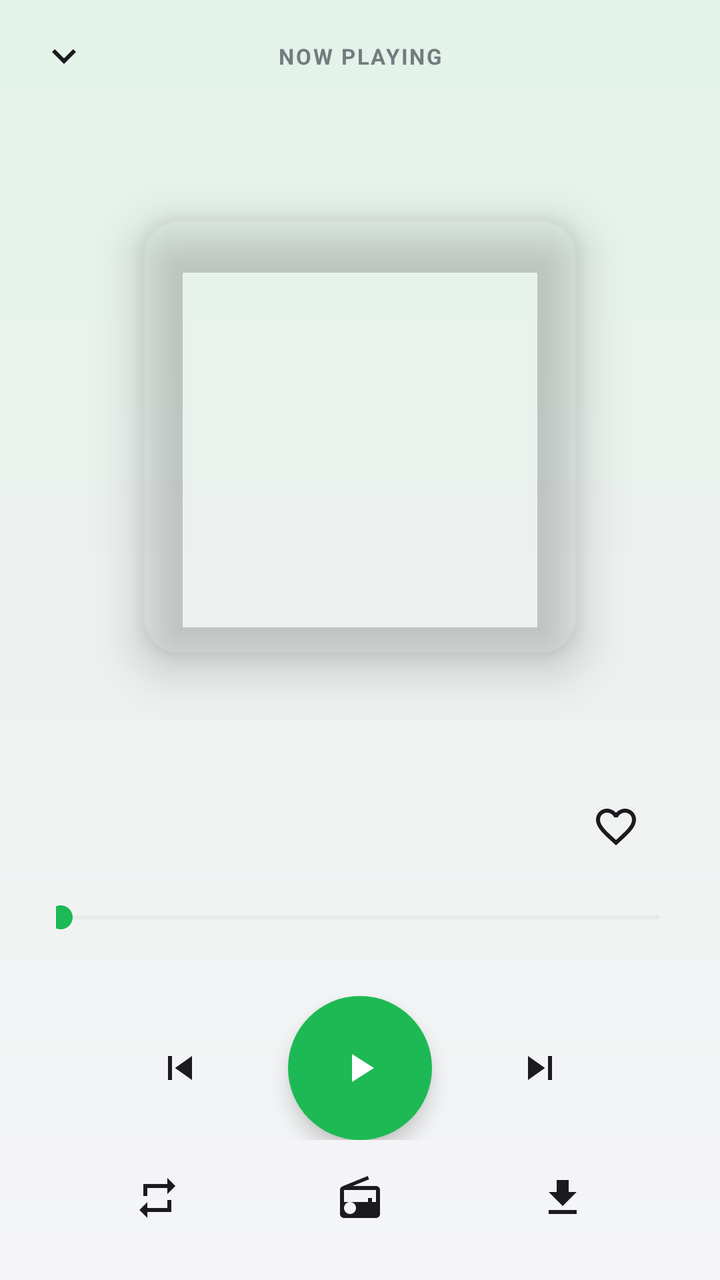
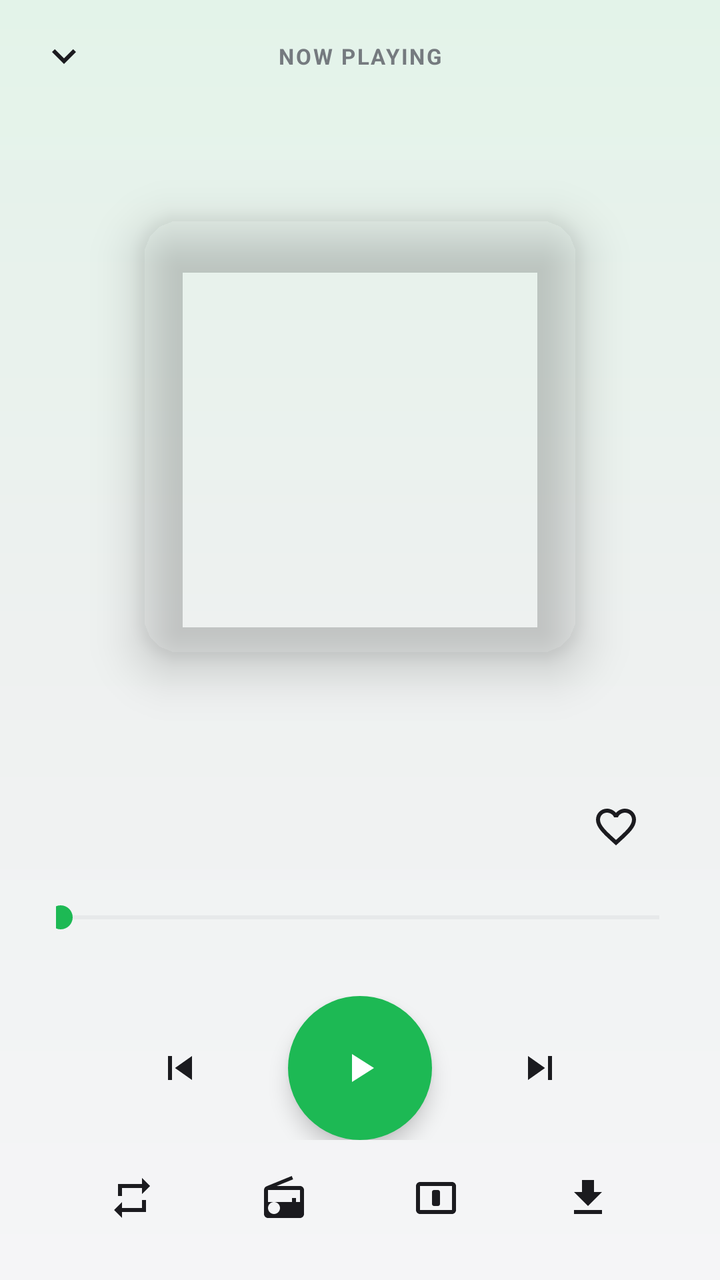

Before-and-after screenshots of an Android layout around one commit, followed by the original layout XML and the change that was made.
<!-- AndroidManifest.xml: application theme Theme.SparkTube -->
<!-- res/layout/activity_now_playing.xml -->
<?xml version="1.0" encoding="utf-8"?>
<androidx.constraintlayout.widget.ConstraintLayout xmlns:android="http://schemas.android.com/apk/res/android"
    xmlns:app="http://schemas.android.com/apk/res-auto"
    android:layout_width="match_parent"
    android:layout_height="match_parent"
    android:background="@drawable/bg_nowplaying_bg">

    
    <ImageButton
        android:id="@+id/backButton"
        android:layout_width="48dp"
        android:layout_height="48dp"
        android:layout_marginStart="8dp"
        android:layout_marginTop="4dp"
        android:background="?attr/selectableItemBackgroundBorderless"
        android:contentDescription="@string/cd_back"
        android:rotation="90"
        android:src="@drawable/ic_chevron_right"
        app:layout_constraintStart_toStartOf="parent"
        app:layout_constraintTop_toTopOf="parent"
        app:tint="@color/on_surface" />

    <TextView
        android:id="@+id/playingLabel"
        android:layout_width="0dp"
        android:layout_height="wrap_content"
        android:layout_marginStart="8dp"
        android:layout_marginEnd="8dp"
        android:alpha="0.85"
        android:gravity="center"
        android:letterSpacing="0.08"
        android:text="@string/now_playing"
        android:textAllCaps="true"
        android:textColor="@color/on_surface_variant"
        android:textSize="11sp"
        android:textStyle="bold"
        app:layout_constraintBottom_toBottomOf="@id/backButton"
        app:layout_constraintEnd_toStartOf="@id/queueButton"
        app:layout_constraintStart_toEndOf="@id/backButton"
        app:layout_constraintTop_toTopOf="@id/backButton" />

    <ImageButton
        android:id="@+id/queueButton"
        android:layout_width="48dp"
        android:layout_height="48dp"
        android:layout_marginTop="4dp"
        android:layout_marginEnd="8dp"
        android:background="?attr/selectableItemBackgroundBorderless"
        android:contentDescription="@string/cd_queue"
        android:src="@drawable/ic_queue_music"
        android:visibility="invisible"
        app:layout_constraintEnd_toEndOf="parent"
        app:layout_constraintTop_toTopOf="parent"
        app:tint="@color/on_surface" />

    
    <FrameLayout
        android:id="@+id/artContainer"
        android:layout_width="0dp"
        android:layout_height="0dp"
        android:layout_marginStart="28dp"
        android:layout_marginTop="6dp"
        android:layout_marginEnd="28dp"
        android:layout_marginBottom="8dp"
        app:layout_constraintBottom_toTopOf="@id/infoBlock"
        app:layout_constraintEnd_toEndOf="parent"
        app:layout_constraintStart_toStartOf="parent"
        app:layout_constraintTop_toBottomOf="@id/backButton">

        <com.google.android.material.imageview.ShapeableImageView
            android:id="@+id/art"
            android:layout_width="220dp"
            android:layout_height="220dp"
            android:layout_gravity="center"
            android:elevation="14dp"
            android:scaleType="centerCrop"
            app:shapeAppearanceOverlay="@style/RoundedArt" />
    </FrameLayout>

    <LinearLayout
        android:id="@+id/infoBlock"
        android:layout_width="0dp"
        android:layout_height="wrap_content"
        android:orientation="vertical"
        android:paddingStart="28dp"
        android:paddingEnd="28dp"
        android:paddingBottom="18dp"
        app:layout_constraintBottom_toBottomOf="parent"
        app:layout_constraintEnd_toEndOf="parent"
        app:layout_constraintStart_toStartOf="parent">

        
        <LinearLayout
            android:layout_width="match_parent"
            android:layout_height="wrap_content"
            android:gravity="center_vertical"
            android:orientation="horizontal">

            <LinearLayout
                android:layout_width="0dp"
                android:layout_height="wrap_content"
                android:layout_weight="1"
                android:orientation="vertical">

                <TextView
                    android:id="@+id/title"
                    android:layout_width="match_parent"
                    android:layout_height="wrap_content"
                    android:ellipsize="end"
                    android:maxLines="2"
                    android:textColor="@color/on_surface"
                    android:textSize="22sp"
                    android:textStyle="bold" />

                <TextView
                    android:id="@+id/subtitle"
                    android:layout_width="match_parent"
                    android:layout_height="wrap_content"
                    android:layout_marginTop="3dp"
                    android:clickable="true"
                    android:ellipsize="end"
                    android:focusable="true"
                    android:maxLines="1"
                    android:textColor="@color/on_surface_variant"
                    android:textSize="15sp" />
            </LinearLayout>

            <ImageButton
                android:id="@+id/favoriteButton"
                android:layout_width="48dp"
                android:layout_height="48dp"
                android:layout_marginStart="8dp"
                android:background="?attr/selectableItemBackgroundBorderless"
                android:contentDescription="@string/action_favorite"
                android:src="@drawable/ic_favorite_border"
                app:tint="@color/on_surface" />
        </LinearLayout>

        <SeekBar
            android:id="@+id/seekBar"
            android:layout_width="match_parent"
            android:layout_height="wrap_content"
            android:layout_marginStart="-14dp"
            android:layout_marginTop="10dp"
            android:layout_marginEnd="-14dp"
            android:progressBackgroundTint="@color/outline"
            android:progressTint="@color/music_green"
            android:thumbTint="@color/music_green" />

        <LinearLayout
            android:id="@+id/timeRow"
            android:layout_width="match_parent"
            android:layout_height="wrap_content"
            android:orientation="horizontal">

            <TextView
                android:id="@+id/position"
                android:layout_width="0dp"
                android:layout_height="wrap_content"
                android:layout_weight="1"
                android:textColor="@color/on_surface_variant"
                android:textSize="12sp" />

            <TextView
                android:id="@+id/duration"
                android:layout_width="wrap_content"
                android:layout_height="wrap_content"
                android:textColor="@color/on_surface_variant"
                android:textSize="12sp" />
        </LinearLayout>

        <LinearLayout
            android:id="@+id/controlsRow"
            android:layout_width="match_parent"
            android:layout_height="wrap_content"
            android:layout_marginTop="14dp"
            android:gravity="center"
            android:orientation="horizontal">

            <ImageButton
                android:id="@+id/prevButton"
                android:layout_width="56dp"
                android:layout_height="56dp"
                android:background="?attr/selectableItemBackgroundBorderless"
                android:contentDescription="@string/cd_previous"
                android:src="@drawable/ic_skip_previous"
                app:tint="@color/on_surface" />

            <ImageButton
                android:id="@+id/playPauseButton"
                android:layout_width="72dp"
                android:layout_height="72dp"
                android:layout_marginStart="26dp"
                android:layout_marginEnd="26dp"
                android:background="@drawable/bg_play_circle"
                android:contentDescription="@string/cd_play"
                android:elevation="6dp"
                android:src="@drawable/ic_play_arrow"
                app:tint="@color/white" />

            <ImageButton
                android:id="@+id/nextButton"
                android:layout_width="56dp"
                android:layout_height="56dp"
                android:background="?attr/selectableItemBackgroundBorderless"
                android:contentDescription="@string/cd_next"
                android:src="@drawable/ic_skip_next"
                app:tint="@color/on_surface" />
        </LinearLayout>

        
        <LinearLayout
            android:id="@+id/actionsRow"
            android:layout_width="match_parent"
            android:layout_height="wrap_content"
            android:layout_marginTop="6dp"
            android:gravity="center"
            android:orientation="horizontal">

            <ImageButton
                android:id="@+id/loopButton"
                android:layout_width="0dp"
                android:layout_height="46dp"
                android:layout_weight="1"
                android:background="?attr/selectableItemBackgroundBorderless"
                android:contentDescription="@string/cd_loop"
                android:src="@drawable/ic_repeat"
                app:tint="@color/on_surface" />

            <ImageButton
                android:id="@+id/radioButton"
                android:layout_width="0dp"
                android:layout_height="46dp"
                android:layout_weight="1"
                android:background="?attr/selectableItemBackgroundBorderless"
                android:contentDescription="@string/start_radio"
                android:src="@drawable/ic_radio"
                app:tint="@color/on_surface" />

            <ImageButton
                android:id="@+id/downloadButton"
                android:layout_width="0dp"
                android:layout_height="46dp"
                android:layout_weight="1"
                android:background="?attr/selectableItemBackgroundBorderless"
                android:contentDescription="@string/action_download"
                android:src="@drawable/ic_download"
                app:tint="@color/on_surface" />
        </LinearLayout>

        <TextView
            android:id="@+id/downloadStatus"
            android:layout_width="match_parent"
            android:layout_height="wrap_content"
            android:layout_marginTop="2dp"
            android:gravity="center"
            android:textColor="@color/on_surface_variant"
            android:textSize="13sp"
            android:visibility="gone" />

        
        <LinearLayout
            android:id="@+id/upNextCard"
            android:layout_width="match_parent"
            android:layout_height="wrap_content"
            android:layout_marginTop="10dp"
            android:background="@drawable/bg_card_tile"
            android:clickable="true"
            android:focusable="true"
            android:gravity="center_vertical"
            android:orientation="horizontal"
            android:paddingStart="16dp"
            android:paddingTop="12dp"
            android:paddingEnd="12dp"
            android:paddingBottom="12dp"
            android:visibility="gone">

            <LinearLayout
                android:layout_width="0dp"
                android:layout_height="wrap_content"
                android:layout_weight="1"
                android:orientation="vertical">

                <TextView
                    android:id="@+id/upNextLabel"
                    android:layout_width="wrap_content"
                    android:layout_height="wrap_content"
                    android:letterSpacing="0.06"
                    android:text="@string/up_next_label"
                    android:textAllCaps="true"
                    android:textColor="@color/music_green"
                    android:textSize="11sp"
                    android:textStyle="bold" />

                <TextView
                    android:id="@+id/upNextTitle"
                    android:layout_width="match_parent"
                    android:layout_height="wrap_content"
                    android:layout_marginTop="2dp"
                    android:ellipsize="end"
                    android:maxLines="1"
                    android:textColor="@color/on_surface"
                    android:textSize="14sp"
                    android:textStyle="bold" />
            </LinearLayout>

            <ImageView
                android:layout_width="24dp"
                android:layout_height="24dp"
                android:layout_marginStart="10dp"
                android:importantForAccessibility="no"
                android:src="@drawable/ic_queue_music"
                app:tint="@color/on_surface" />
        </LinearLayout>
    </LinearLayout>

    <ProgressBar
        android:id="@+id/loading"
        android:layout_width="wrap_content"
        android:layout_height="wrap_content"
        android:visibility="gone"
        app:layout_constraintBottom_toBottomOf="parent"
        app:layout_constraintEnd_toEndOf="parent"
        app:layout_constraintStart_toStartOf="parent"
        app:layout_constraintTop_toTopOf="parent" />
</androidx.constraintlayout.widget.ConstraintLayout>
<!-- resources referenced by this layout -->
<resources>
  <color name="music_green">#1DB954</color>
  <color name="on_surface">#1B1B1F</color>
  <color name="on_surface_variant">#61646C</color>
  <color name="outline">#C9CBD1</color>
  <color name="white">#FFFFFFFF</color>
  <!-- drawable bg_card_tile (drawable) -->
  <?xml version="1.0" encoding="utf-8"?>
  <ripple xmlns:android="http://schemas.android.com/apk/res/android"
      android:color="@color/action_pill_ripple">
      <item>
          <shape>
              <solid android:color="?attr/elevatedBg" />
              <corners android:radius="16dp" />
          </shape>
      </item>
  </ripple>
  <!-- drawable bg_nowplaying_bg (drawable) -->
  <?xml version="1.0" encoding="utf-8"?>
  <shape xmlns:android="http://schemas.android.com/apk/res/android">
      <gradient
          android:angle="270"
          android:startColor="#E3F3E9"
          android:centerColor="#EEF1F0"
          android:endColor="#F5F5F7" />
  </shape>
  <!-- drawable bg_play_circle (drawable) -->
  <?xml version="1.0" encoding="utf-8"?>
  <ripple xmlns:android="http://schemas.android.com/apk/res/android"
      android:color="#4DFFFFFF">
      <item>
          <shape android:shape="oval">
              <solid android:color="@color/music_green" />
          </shape>
      </item>
  </ripple>
  <!-- drawable ic_download (drawable) -->
  <vector xmlns:android="http://schemas.android.com/apk/res/android"
      android:width="24dp"
      android:height="24dp"
      android:viewportWidth="24"
      android:viewportHeight="24">
      <path
          android:fillColor="#FF000000"
          android:pathData="M19,9h-4V3H9v6H5l7,7 7,-7zM5,18v2h14v-2H5z" />
  </vector>
  <!-- drawable ic_skip_next (drawable) -->
  <vector xmlns:android="http://schemas.android.com/apk/res/android"
      android:width="24dp"
      android:height="24dp"
      android:viewportWidth="24"
      android:viewportHeight="24">
      <path
          android:fillColor="#FF000000"
          android:pathData="M6,18l8.5,-6L6,6v12zM16,6v12h2V6h-2z" />
  </vector>
  <!-- drawable ic_skip_previous (drawable) -->
  <vector xmlns:android="http://schemas.android.com/apk/res/android"
      android:width="24dp"
      android:height="24dp"
      android:viewportWidth="24"
      android:viewportHeight="24">
      <path
          android:fillColor="#FF000000"
          android:pathData="M6,6h2v12H6zM9.5,12l8.5,6V6z" />
  </vector>
  <string name="action_download">Download</string>
  <string name="action_favorite">Favorite</string>
  <string name="cd_back">Back</string>
  <string name="cd_loop">Loop</string>
  <string name="cd_next">Next</string>
  <string name="cd_play">Play</string>
  <string name="cd_previous">Previous</string>
  <string name="cd_queue">Queue</string>
  <string name="now_playing">Now playing</string>
  <string name="start_radio">Start radio</string>
  <string name="up_next_label">Up next</string>
  <style name="RoundedArt" parent="">
          <item name="cornerFamily">rounded</item>
          <item name="cornerSize">20dp</item>
      </style>
  <color name="action_pill_ripple">#1A000000</color>
  <color name="spark_red">#F03E3E</color>
  <color name="bg">#F5F5F7</color>
  <color name="surface">#FFFFFF</color>
  <color name="surface_elevated">#EFEFF2</color>
  <color name="chip_selected_bg">#33F03E3E</color>
  <!-- unchanged entries left out for length: 7 -->
</resources>

<!-- the commit's change to res/layout/activity_now_playing.xml (unified diff, before → after) -->
@@ -238,6 +238,16 @@
                 app:tint="@color/on_surface" />
 
             <ImageButton
+                android:id="@+id/lyricsButton"
+                android:layout_width="0dp"
+                android:layout_height="46dp"
+                android:layout_weight="1"
+                android:background="?attr/selectableItemBackgroundBorderless"
+                android:contentDescription="@string/cd_lyrics"
+                android:src="@drawable/ic_lyrics"
+                app:tint="@color/on_surface" />
+
+            <ImageButton
                 android:id="@+id/downloadButton"
                 android:layout_width="0dp"
                 android:layout_height="46dp"
<!-- resource entries referenced after the edit -->
@@ -45,6 +45,16 @@
           android:fillColor="#FF000000"
           android:pathData="M19,9h-4V3H9v6H5l7,7 7,-7zM5,18v2h14v-2H5z" />
   </vector>
+  <!-- drawable ic_lyrics (drawable) -->
+  <vector xmlns:android="http://schemas.android.com/apk/res/android"
+      android:width="24dp"
+      android:height="24dp"
+      android:viewportWidth="24"
+      android:viewportHeight="24">
+      <path
+          android:fillColor="#FF000000"
+          android:pathData="M14,9c0,-0.55 -0.45,-1 -1,-1h-2c-0.55,0 -1,0.45 -1,1v6c0,0.55 0.45,1 1,1h2c0.55,0 1,-0.45 1,-1L14,9zM20,4L4,4c-1.1,0 -2,0.9 -2,2v12c0,1.1 0.9,2 2,2h16c1.1,0 2,-0.9 2,-2L22,6c0,-1.1 -0.9,-2 -2,-2zM20,18L4,18L4,6h16v12z" />
+  </vector>
   <!-- drawable ic_skip_next (drawable) -->
   <vector xmlns:android="http://schemas.android.com/apk/res/android"
       android:width="24dp"
@@ -69,6 +79,7 @@
   <string name="action_favorite">Favorite</string>
   <string name="cd_back">Back</string>
   <string name="cd_loop">Loop</string>
+  <string name="cd_lyrics">Lyrics</string>
   <string name="cd_next">Next</string>
   <string name="cd_play">Play</string>
   <string name="cd_previous">Previous</string>
